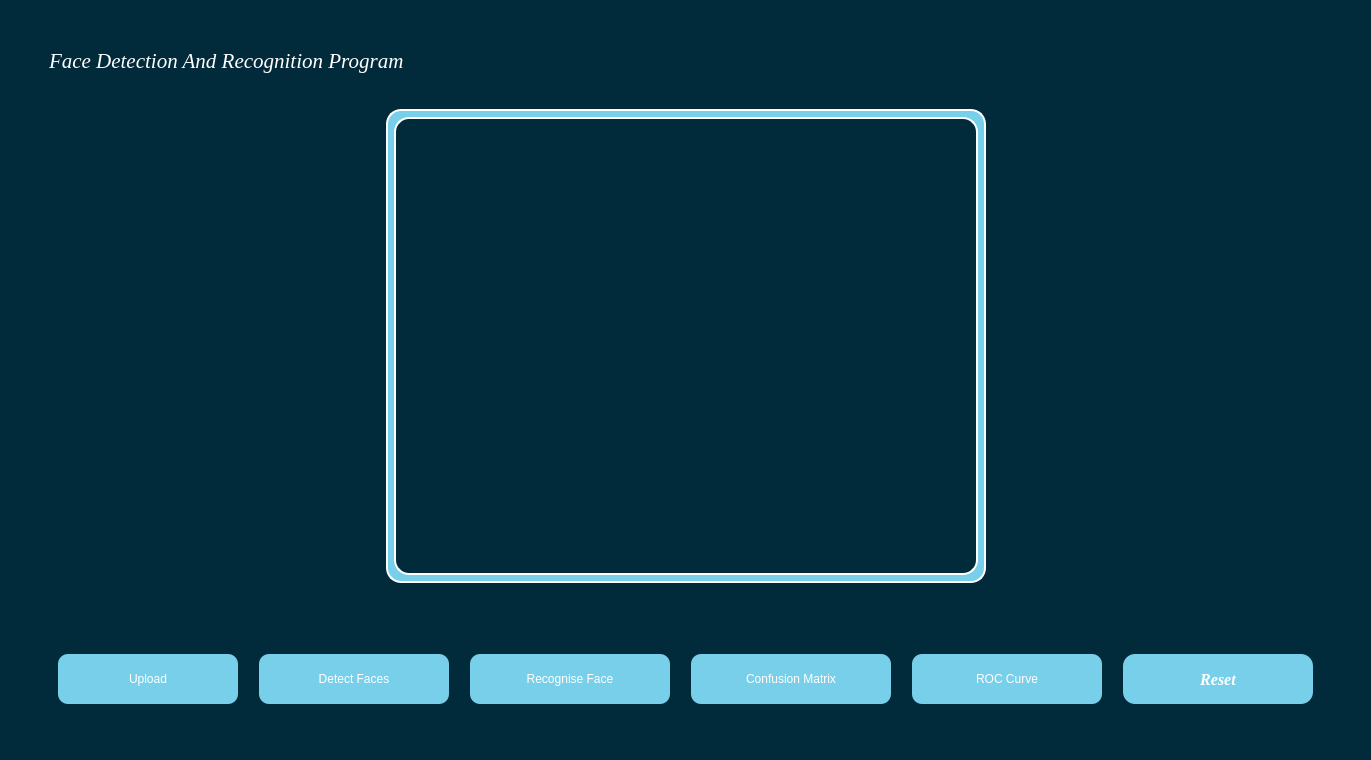
Old version of the form gui.ui in the repository hassnaa11/Face-Detection-and-Recognition.
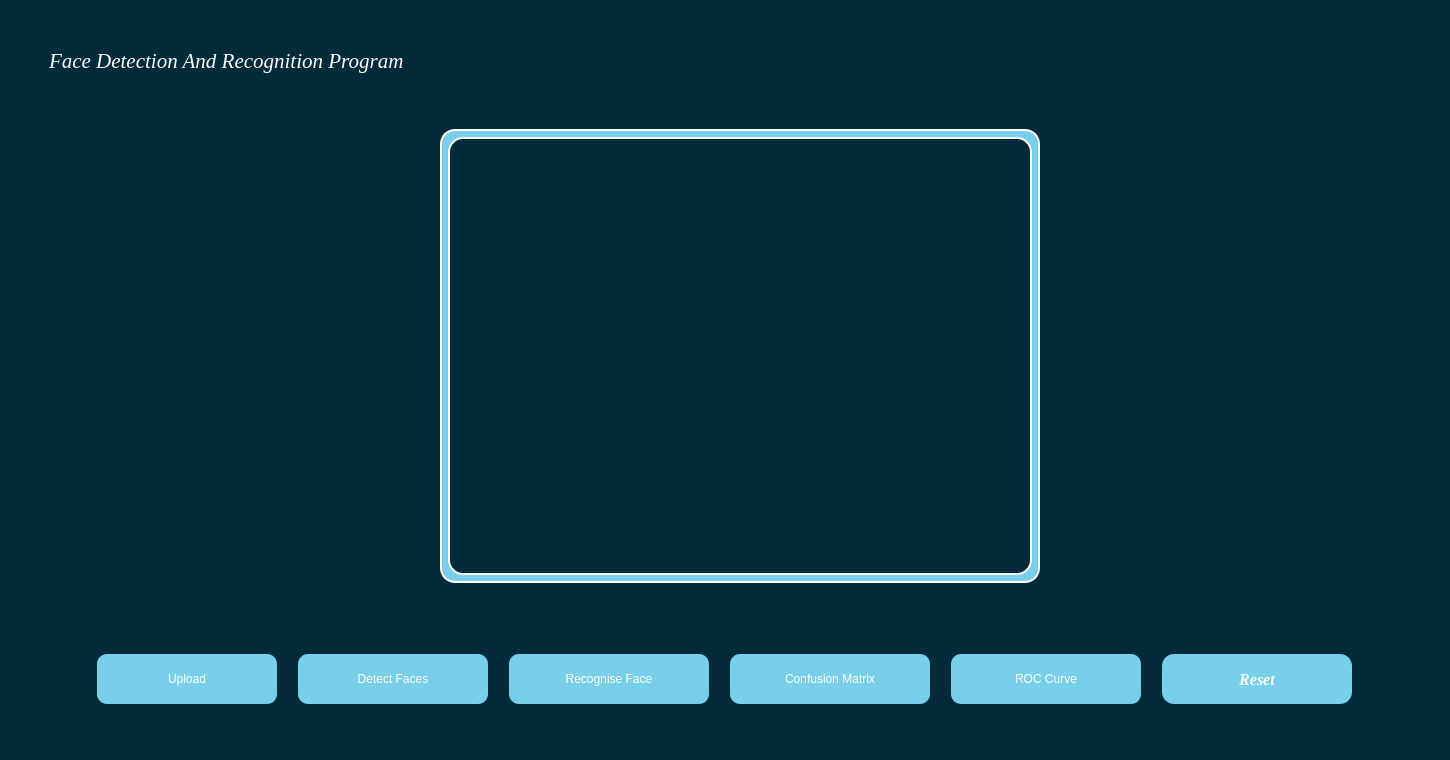
New version of the form.

Commit message: face recognition

```diff
--- a/gui.ui
+++ b/gui.ui
@@ -6,7 +6,7 @@
    <rect>
     <x>0</x>
     <y>0</y>
-    <width>1353</width>
+    <width>1447</width>
     <height>760</height>
    </rect>
   </property>
@@ -24,92 +24,7 @@
   </property>
   <widget class="QWidget" name="centralwidget">
    <layout class="QGridLayout" name="gridLayout_2">
-    <item row="3" column="1">
-     <spacer name="horizontalSpacer">
-      <property name="orientation">
-       <enum>Qt::Horizontal</enum>
-      </property>
-      <property name="sizeType">
-       <enum>QSizePolicy::Expanding</enum>
-      </property>
-      <property name="sizeHint" stdset="0">
-       <size>
-        <width>385</width>
-        <height>38</height>
-       </size>
-      </property>
-     </spacer>
-    </item>
-    <item row="1" column="1" colspan="3">
-     <widget class="QLabel" name="label_40">
-      <property name="font">
-       <font>
-        <family>Georgia</family>
-        <pointsize>16</pointsize>
-        <weight>50</weight>
-        <italic>true</italic>
-        <bold>false</bold>
-       </font>
-      </property>
-      <property name="styleSheet">
-       <string notr="true">font: italic 16pt &quot;Georgia&quot;;
-
-
-color: rgb(255, 255, 255);
-buttoon-shadow: 2px 2px 5px rgb(0, 0, 0);
-border-radius: 10px;</string>
-      </property>
-      <property name="text">
-       <string>Face Detection And Recognition Program</string>
-      </property>
-      <property name="margin">
-       <number>15</number>
-      </property>
-     </widget>
-    </item>
-    <item row="3" column="3">
-     <spacer name="horizontalSpacer_2">
-      <property name="orientation">
-       <enum>Qt::Horizontal</enum>
-      </property>
-      <property name="sizeHint" stdset="0">
-       <size>
-        <width>355</width>
-        <height>48</height>
-       </size>
-      </property>
-     </spacer>
-    </item>
-    <item row="4" column="1" colspan="3">
-     <spacer name="verticalSpacer">
-      <property name="orientation">
-       <enum>Qt::Vertical</enum>
-      </property>
-      <property name="sizeType">
-       <enum>QSizePolicy::Fixed</enum>
-      </property>
-      <property name="sizeHint" stdset="0">
-       <size>
-        <width>20</width>
-        <height>40</height>
-       </size>
-      </property>
-     </spacer>
-    </item>
-    <item row="2" column="2">
-     <spacer name="verticalSpacer_2">
-      <property name="orientation">
-       <enum>Qt::Vertical</enum>
-      </property>
-      <property name="sizeHint" stdset="0">
-       <size>
-        <width>20</width>
-        <height>30</height>
-       </size>
-      </property>
-     </spacer>
-    </item>
-    <item row="5" column="1" colspan="3">
+    <item row="6" column="1" colspan="3">
      <widget class="QWidget" name="widget_3" native="true">
       <property name="sizePolicy">
        <sizepolicy hsizetype="Expanding" vsizetype="Fixed">
@@ -487,10 +402,146 @@
       </layout>
      </widget>
     </item>
-    <item row="3" column="2">
+    <item row="0" column="1" colspan="3">
+     <spacer name="verticalSpacer_3">
+      <property name="orientation">
+       <enum>Qt::Vertical</enum>
+      </property>
+      <property name="sizeType">
+       <enum>QSizePolicy::Fixed</enum>
+      </property>
+      <property name="sizeHint" stdset="0">
+       <size>
+        <width>20</width>
+        <height>40</height>
+       </size>
+      </property>
+     </spacer>
+    </item>
+    <item row="4" column="0">
+     <spacer name="horizontalSpacer_8">
+      <property name="orientation">
+       <enum>Qt::Horizontal</enum>
+      </property>
+      <property name="sizeType">
+       <enum>QSizePolicy::Fixed</enum>
+      </property>
+      <property name="sizeHint" stdset="0">
+       <size>
+        <width>40</width>
+        <height>20</height>
+       </size>
+      </property>
+     </spacer>
+    </item>
+    <item row="4" column="4">
+     <spacer name="horizontalSpacer_9">
+      <property name="orientation">
+       <enum>Qt::Horizontal</enum>
+      </property>
+      <property name="sizeType">
+       <enum>QSizePolicy::Fixed</enum>
+      </property>
+      <property name="sizeHint" stdset="0">
+       <size>
+        <width>40</width>
+        <height>20</height>
+       </size>
+      </property>
+     </spacer>
+    </item>
+    <item row="1" column="1" colspan="3">
+     <widget class="QLabel" name="label_40">
+      <property name="font">
+       <font>
+        <family>Georgia</family>
+        <pointsize>16</pointsize>
+        <weight>50</weight>
+        <italic>true</italic>
+        <bold>false</bold>
+       </font>
+      </property>
+      <property name="styleSheet">
+       <string notr="true">font: italic 16pt &quot;Georgia&quot;;
+
+
+color: rgb(255, 255, 255);
+buttoon-shadow: 2px 2px 5px rgb(0, 0, 0);
+border-radius: 10px;</string>
+      </property>
+      <property name="text">
+       <string>Face Detection And Recognition Program</string>
+      </property>
+      <property name="margin">
+       <number>15</number>
+      </property>
+     </widget>
+    </item>
+    <item row="5" column="1" colspan="3">
+     <spacer name="verticalSpacer">
+      <property name="orientation">
+       <enum>Qt::Vertical</enum>
+      </property>
+      <property name="sizeType">
+       <enum>QSizePolicy::Fixed</enum>
+      </property>
+      <property name="sizeHint" stdset="0">
+       <size>
+        <width>20</width>
+        <height>40</height>
+       </size>
+      </property>
+     </spacer>
+    </item>
+    <item row="2" column="2">
+     <spacer name="verticalSpacer_2">
+      <property name="orientation">
+       <enum>Qt::Vertical</enum>
+      </property>
+      <property name="sizeHint" stdset="0">
+       <size>
+        <width>20</width>
+        <height>30</height>
+       </size>
+      </property>
+     </spacer>
+    </item>
+    <item row="4" column="1">
+     <spacer name="horizontalSpacer">
+      <property name="orientation">
+       <enum>Qt::Horizontal</enum>
+      </property>
+      <property name="sizeType">
+       <enum>QSizePolicy::MinimumExpanding</enum>
+      </property>
+      <property name="sizeHint" stdset="0">
+       <size>
+        <width>385</width>
+        <height>38</height>
+       </size>
+      </property>
+     </spacer>
+    </item>
+    <item row="4" column="3">
+     <spacer name="horizontalSpacer_2">
+      <property name="orientation">
+       <enum>Qt::Horizontal</enum>
+      </property>
+      <property name="sizeType">
+       <enum>QSizePolicy::MinimumExpanding</enum>
+      </property>
+      <property name="sizeHint" stdset="0">
+       <size>
+        <width>355</width>
+        <height>48</height>
+       </size>
+      </property>
+     </spacer>
+    </item>
+    <item row="4" column="2">
      <widget class="QWidget" name="widget_2" native="true">
       <property name="sizePolicy">
-       <sizepolicy hsizetype="Minimum" vsizetype="Expanding">
+       <sizepolicy hsizetype="Maximum" vsizetype="Expanding">
         <horstretch>200</horstretch>
         <verstretch>200</verstretch>
        </sizepolicy>
@@ -528,7 +579,7 @@
        <item row="0" column="0">
         <widget class="QGraphicsView" name="output_graphicsView">
          <property name="sizePolicy">
-          <sizepolicy hsizetype="Minimum" vsizetype="Expanding">
+          <sizepolicy hsizetype="Expanding" vsizetype="Expanding">
            <horstretch>0</horstretch>
            <verstretch>0</verstretch>
           </sizepolicy>
@@ -550,53 +601,23 @@
       </layout>
      </widget>
     </item>
-    <item row="3" column="0">
-     <spacer name="horizontalSpacer_8">
-      <property name="orientation">
-       <enum>Qt::Horizontal</enum>
+    <item row="3" column="2">
+     <widget class="QLabel" name="recognized_face_label">
+      <property name="styleSheet">
+       <string notr="true">font: italic 12pt &quot;Georgia&quot;;
+
+
+color: rgb(255, 255, 255);
+buttoon-shadow: 2px 2px 5px rgb(0, 0, 0);
+border-radius: 10px;</string>
       </property>
-      <property name="sizeType">
-       <enum>QSizePolicy::Fixed</enum>
+      <property name="text">
+       <string/>
       </property>
-      <property name="sizeHint" stdset="0">
-       <size>
-        <width>40</width>
-        <height>20</height>
-       </size>
+      <property name="alignment">
+       <set>Qt::AlignCenter</set>
       </property>
-     </spacer>
-    </item>
-    <item row="0" column="1" colspan="3">
-     <spacer name="verticalSpacer_3">
-      <property name="orientation">
-       <enum>Qt::Vertical</enum>
-      </property>
-      <property name="sizeType">
-       <enum>QSizePolicy::Fixed</enum>
-      </property>
-      <property name="sizeHint" stdset="0">
-       <size>
-        <width>20</width>
-        <height>40</height>
-       </size>
-      </property>
-     </spacer>
-    </item>
-    <item row="3" column="4">
-     <spacer name="horizontalSpacer_9">
-      <property name="orientation">
-       <enum>Qt::Horizontal</enum>
-      </property>
-      <property name="sizeType">
-       <enum>QSizePolicy::Fixed</enum>
-      </property>
-      <property name="sizeHint" stdset="0">
-       <size>
-        <width>40</width>
-        <height>20</height>
-       </size>
-      </property>
-     </spacer>
+     </widget>
     </item>
    </layout>
   </widget>
```
Left out of the diff: 2 changed lines with no effect on the pictures. The commit also changes 6 other files.
